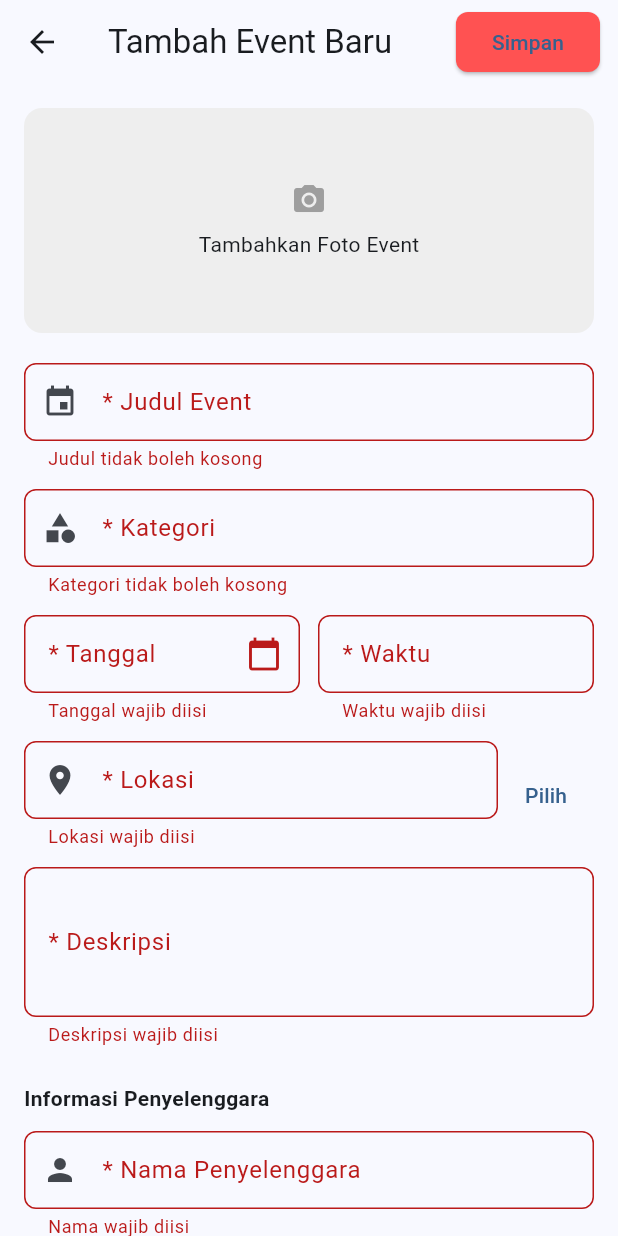
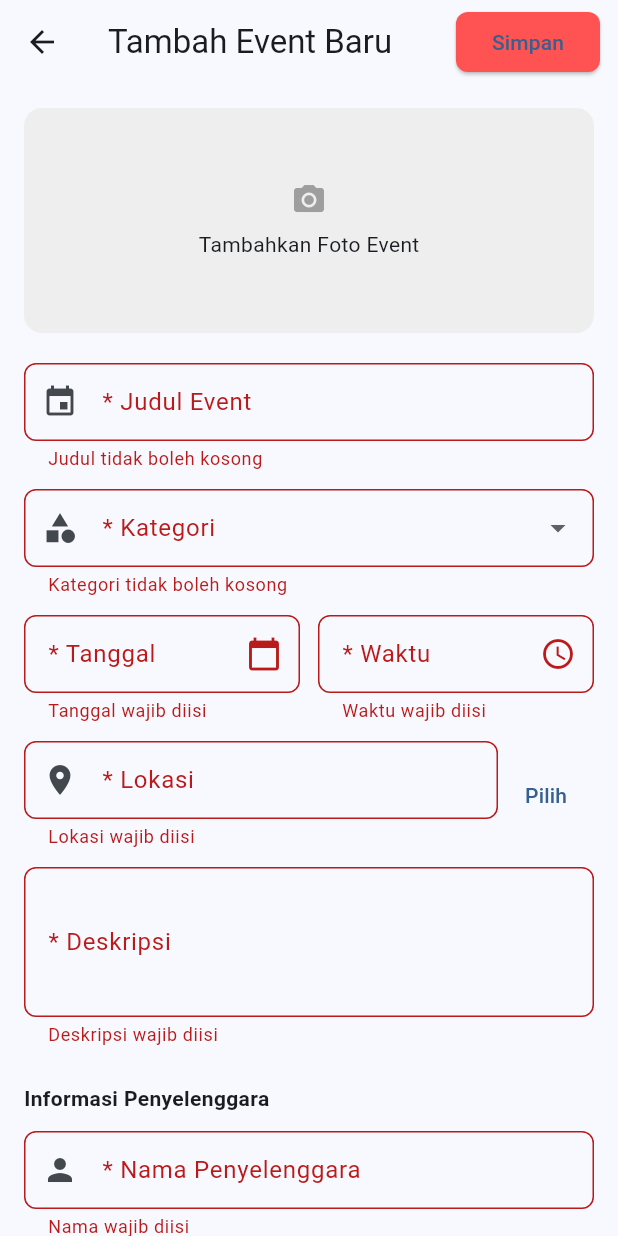
Before and after one commit to louiscahyadi/local_event_finder, a Flutter app: the AddEditEventScreen screen opened directly, after a tap on "Simpan", on a phone screen of 412 x 824 dp. Run offline on Flutter 3.47's test engine with Material 3 defaults, Android fonts, the phone set to English and light mode, and no system bars; our stand-ins replace flutter_map, image_picker, latlong2, shared_preferences, sqflite; accounts and stored records are empty.

Commit message:
Menambahkan fitur pemilihan kategori dan gambar untuk event, serta memperbaiki metode penyimpanan event

```diff
--- a/lib/screens/add_edit_event_screen.dart
+++ b/lib/screens/add_edit_event_screen.dart
@@ -1,10 +1,21 @@
+import 'dart:io';
 import 'package:flutter/material.dart';
 import 'package:intl/intl.dart';
 import 'package:provider/provider.dart';
 import 'package:latlong2/latlong.dart';
+import 'package:image_picker/image_picker.dart';
 import '../models/event.dart';
 import '../providers/event_provider.dart';
 import 'location_picker_screen.dart';
+
+const List<String> _kategoriList = [
+  'Musik',
+  'Kuliner',
+  'Olahraga',
+  'Seni',
+  'Pendidikan',
+  'Lainnya',
+];
 
 class AddEditEventScreen extends StatefulWidget {
   final Event? event;
@@ -27,6 +38,8 @@
   final _emailController = TextEditingController();
   double? latitude;
   double? longitude;
+  String? _selectedKategori;
+  File? _imageFile;
 
   @override
   void initState() {
@@ -38,6 +51,8 @@
       latitude = widget.event!.latitude;
       longitude = widget.event!.longitude;
       _locationController.text = 'Lat: ${latitude}, Lng: ${longitude}';
+      // Jika ada field kategori di event, set juga _selectedKategori
+      // _selectedKategori = widget.event!.kategori;
     }
   }
 
@@ -51,6 +66,18 @@
     if (pickedDate != null) {
       setState(() {
         _dateController.text = DateFormat('dd MMM yyyy').format(pickedDate);
+      });
+    }
+  }
+
+  Future<void> _pickTime() async {
+    final pickedTime = await showTimePicker(
+      context: context,
+      initialTime: TimeOfDay.now(),
+    );
+    if (pickedTime != null) {
+      setState(() {
+        _timeController.text = pickedTime.format(context);
       });
     }
   }
@@ -70,6 +97,16 @@
     }
   }
 
+  Future<void> _pickImage() async {
+    final picker = ImagePicker();
+    final picked = await picker.pickImage(source: ImageSource.gallery);
+    if (picked != null) {
+      setState(() {
+        _imageFile = File(picked.path);
+      });
+    }
+  }
+
   void _saveEvent() {
     if (_formKey.currentState!.validate()) {
       final newEvent = Event(
@@ -79,6 +116,8 @@
         date: _dateController.text,
         latitude: latitude ?? 0.0,
         longitude: longitude ?? 0.0,
+        imagePath: _imageFile?.path ?? widget.event?.imagePath,
+        kategori: _selectedKategori, // aktifkan baris ini
       );
 
       final eventProvider = Provider.of<EventProvider>(context, listen: false);
@@ -86,7 +125,7 @@
       if (widget.event == null) {
         eventProvider.addEvent(newEvent);
       } else {
-        eventProvider.updateEvent(widget.event!.id!, newEvent);
+        eventProvider.updateEvent(widget.event!.id!.toString(), newEvent);
       }
 
       Navigator.pop(context);
@@ -128,20 +167,38 @@
         child: ListView(
           padding: const EdgeInsets.all(16),
           children: [
-            Container(
+            GestureDetector(
+              onTap: _pickImage,
+              child: Container(
                 height: 150,
                 decoration: BoxDecoration(
                   color: Colors.grey[200],
                   borderRadius: BorderRadius.circular(12),
                 ),
+                child: InkWell(
+                  onTap: _pickImage,
+                  borderRadius: BorderRadius.circular(12),
                   child: Center(
-                child: Column(
+                    child:
+                        _imageFile == null
+                            ? Column(
                               mainAxisAlignment: MainAxisAlignment.center,
                               children: [
                                 Icon(Icons.camera_alt, color: Colors.grey),
                                 SizedBox(height: 8),
                                 Text('Tambahkan Foto Event'),
                               ],
+                            )
+                            : ClipRRect(
+                              borderRadius: BorderRadius.circular(12),
+                              child: Image.file(
+                                _imageFile!,
+                                width: double.infinity,
+                                height: 150,
+                                fit: BoxFit.cover,
+                              ),
+                            ),
+                  ),
                 ),
               ),
             ),
@@ -155,11 +212,29 @@
             ),
             SizedBox(height: 12),
 
-            TextFormField(
+            // Ganti TextFormField kategori dengan DropdownButtonFormField
+            DropdownButtonFormField<String>(
+              value: _selectedKategori,
               decoration: _inputDecoration('Kategori', icon: Icons.category),
+              items:
+                  _kategoriList
+                      .map(
+                        (kategori) => DropdownMenuItem(
+                          value: kategori,
+                          child: Text(kategori),
+                        ),
+                      )
+                      .toList(),
+              onChanged: (value) {
+                setState(() {
+                  _selectedKategori = value;
+                });
+              },
               validator:
                   (value) =>
-                      value!.isEmpty ? 'Kategori tidak boleh kosong' : null,
+                      value == null || value.isEmpty
+                          ? 'Kategori tidak boleh kosong'
+                          : null,
             ),
             SizedBox(height: 12),
 
@@ -183,11 +258,19 @@
                 ),
                 SizedBox(width: 12),
                 Expanded(
+                  child: GestureDetector(
+                    onTap: _pickTime,
+                    child: AbsorbPointer(
                       child: TextFormField(
                         controller: _timeController,
-                    decoration: _inputDecoration('Waktu'),
+                        decoration: _inputDecoration(
+                          'Waktu',
+                        ).copyWith(suffixIcon: Icon(Icons.access_time)),
                         validator:
-                        (value) => value!.isEmpty ? 'Waktu wajib diisi' : null,
+                            (value) =>
+                                value!.isEmpty ? 'Waktu wajib diisi' : null,
+                      ),
+                    ),
                   ),
                 ),
               ],
@@ -253,3 +336,19 @@
     );
   }
 }
+
+Widget buildEventImage(Event event) {
+  return Container(
+    height: 150,
+    decoration: BoxDecoration(
+      borderRadius: BorderRadius.circular(12),
+      image: DecorationImage(
+        image:
+            event.imagePath != null
+                ? FileImage(File(event.imagePath!))
+                : AssetImage('assets/default_event.jpg') as ImageProvider,
+        fit: BoxFit.cover,
+      ),
+    ),
+  );
+}
```
Lines whose indentation alone changed are shown as unchanged.
